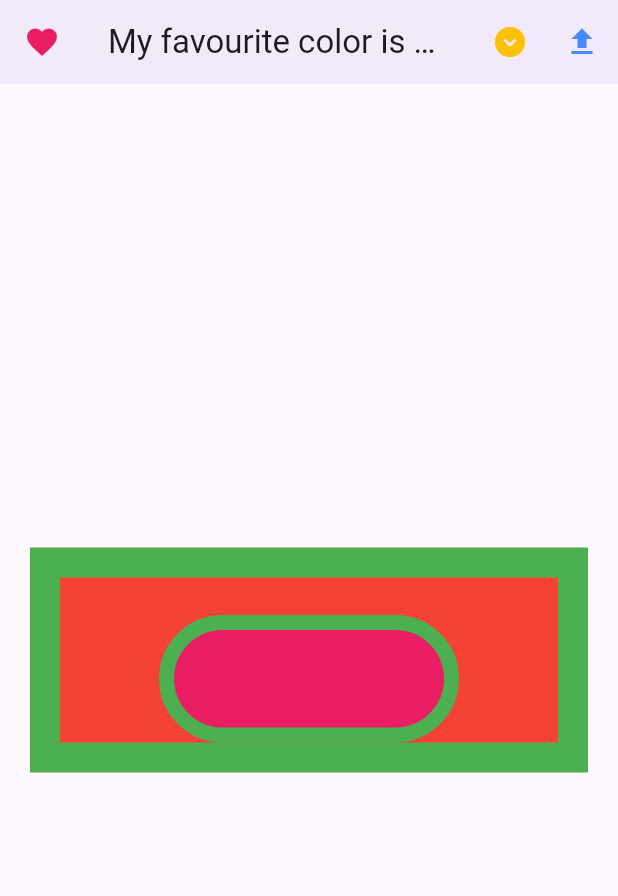
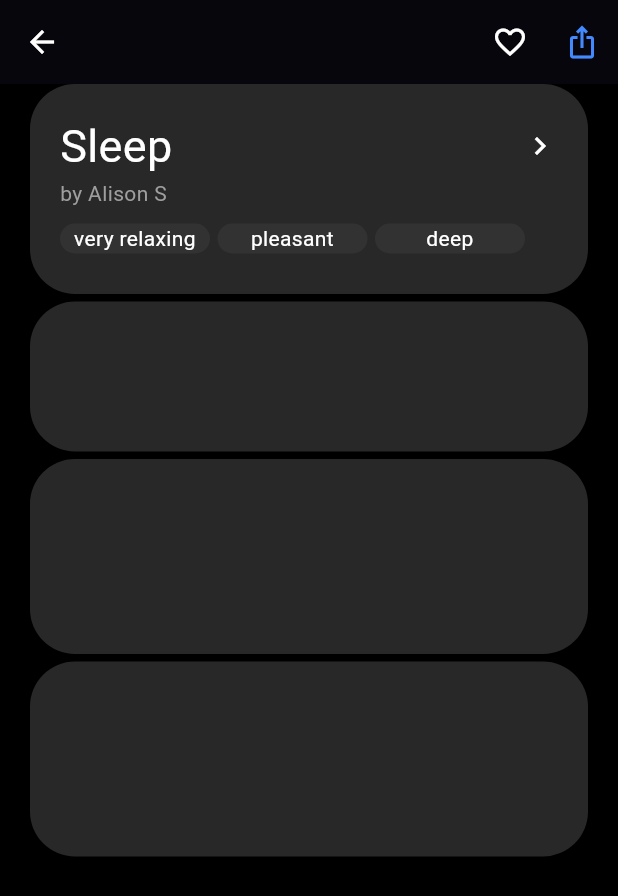
Before and after one commit to aishat170/app_bar, a Flutter app: the screen it shows after launch, on a phone screen of 412 x 824 dp. Shown: the top 896 px of the screen. Run offline on Flutter 3.47's test engine with Material 3 defaults, Android fonts, the phone set to English and light mode, and no system bars.

Commit message:
Class 12

```diff
--- a/lib/main.dart
+++ b/lib/main.dart
@@ -10,52 +10,130 @@ class MainApp extends StatelessWidget {
   @override
   Widget build(BuildContext context) {
     return MaterialApp(
+      debugShowCheckedModeBanner: false,
       home: Scaffold(
+        backgroundColor : Colors.black,
         appBar: AppBar(
+          backgroundColor: Colors.black,
           elevation: 3,
-          title: const Text("My favourite color is Blue"),
-          leading: const Icon(
-            Icons.favorite,
-            color: Colors.pink,
+          leading: Icon(
+            Icons.arrow_back,
+            color: Colors.white,
             size: 24.0,
-            semanticLabel: 'Favorite icon',
+            semanticLabel: 'Text to announce in accessbility modes',
           ),
           actions: [
             IconButton(
               onPressed: () {},
-              icon: const Icon(Icons.expand_circle_down, color: Colors.amber),
+              icon: const Icon(Icons.favorite_outline_outlined, color: Colors.white),
             ),
             IconButton(
               onPressed: () {},
-              icon: const Icon(Icons.upload, color: Colors.blueAccent),
+              icon: const Icon(Icons.ios_share_outlined, color: Colors.blueAccent),
             ),
           ],
         ),
-        body: Center(
-          child: Container(
-            width: double.infinity,
-            height: 150,
-            color: Colors.green,
-            margin: const EdgeInsets.symmetric(horizontal: 20),
-            padding: const EdgeInsets.all(20),
-            child: Container(
-              width: 300,
-              height: 100,
-              color: Colors.red,
-              padding: const EdgeInsets.only(top: 25),
-              child: Center(
-                child: Container(
-                  width: 200,
-                  height: 200,
-                  decoration: BoxDecoration(
-                    color: Colors.pink,
-                    border: Border.all(color: Colors.green, width: 10),
-                    borderRadius: BorderRadius.circular(100),
+        body: Column(
+          children: [
+            Container(
+              padding: EdgeInsets.symmetric(horizontal: 20, vertical: 20),
+              margin: EdgeInsets.symmetric(horizontal: 20),
+              width: double.infinity,
+              height: 140,
+              decoration: BoxDecoration(
+                color: Color.fromARGB (255,40,40,40),
+                borderRadius: BorderRadius.circular(30),
+              ),
+              child: Column(
+                crossAxisAlignment: CrossAxisAlignment.start,
+                children: [
+                  Row(
+                    mainAxisAlignment: MainAxisAlignment.spaceBetween,
+                    children: [
+                      Text(
+                        'Sleep', style: TextStyle(color: Colors.white, fontSize: 30)
+                      ),
+                      Icon(Icons.chevron_right_outlined, color: Colors.white),
+                    ],
                   ),
-                ),
+                  Text('by Alison S', style: TextStyle(color: Colors.grey)),
+                  Padding(
+                    padding: const EdgeInsets.only(top: 10),
+                    child: Row(children: [
+                      Container(
+                       width: 100,
+                       height: 20,
+                       decoration: BoxDecoration(
+                         color: Color.fromARGB (255,50,50,50),
+                         borderRadius: BorderRadius.circular(20),
+                        ),
+                        child: Text(
+                          'very relaxing',
+                          style: TextStyle(color: Colors.white),
+                          textAlign: TextAlign.center,
+                        ),
+                       ),
+                       Container(
+                        margin: EdgeInsets.symmetric(horizontal: 5),
+                        width: 100,
+                        height: 20,
+                        decoration: BoxDecoration(
+                          color: Color.fromARGB (255,50,50,50),
+                          borderRadius: BorderRadius.circular(20),
+                        ),
+                        child: Text(
+                          'pleasant',
+                          style: TextStyle(color: Colors.white),
+                          textAlign: TextAlign.center,
+                        ),
+                       ),
+                       Container(
+                       width: 100,
+                       height: 20,
+                       decoration: BoxDecoration(
+                         color: Color.fromARGB (255,50,50,50),
+                         borderRadius: BorderRadius.circular(20),
+                        ),
+                        child: Text(
+                          'deep',
+                          style: TextStyle(color: Colors.white),
+                          textAlign: TextAlign.center,
+                        ),
+                       ),
+                      ],
+                    ),
+                  ),
+                ],
               ),
             ),
-          ),
+            Container(
+              margin: EdgeInsets.symmetric(horizontal: 20, vertical: 5),
+              width: double.infinity,
+              height: 100,
+              decoration: BoxDecoration(
+                color: Color.fromARGB (255,40,40,40),
+                borderRadius: BorderRadius.circular(30),
+              ),
+            ),
+            Container(
+              margin: EdgeInsets.symmetric(horizontal: 20),
+              width: double.infinity,
+              height: 130,
+              decoration: BoxDecoration(
+                color: Color.fromARGB (255,40,40,40),
+                borderRadius: BorderRadius.circular(30),
+              ),
+            ),
+            Container(
+              margin: EdgeInsets.symmetric(horizontal: 20, vertical: 5),
+              width: double.infinity,
+              height: 130,
+              decoration: BoxDecoration(
+                color: Color.fromARGB (255,40,40,40),
+                borderRadius: BorderRadius.circular(30),
+              ),
+            ),
+          ],
         ),
       ),
     );
```
